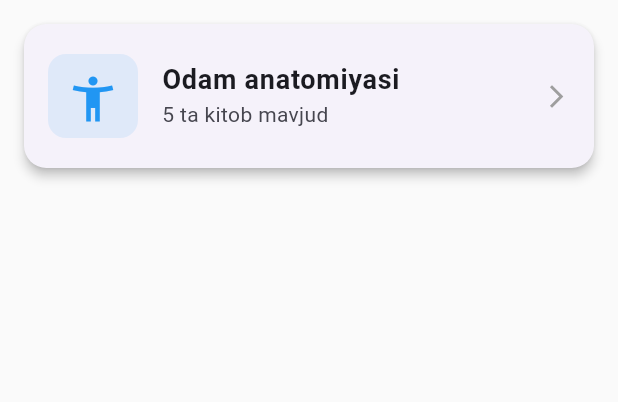
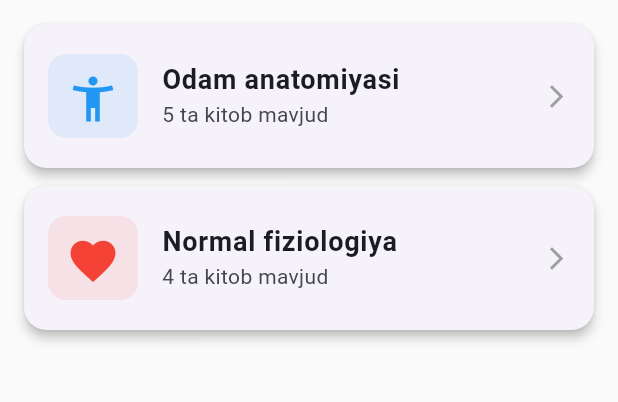
Before and after one commit to kenshi007f/kutubxona_app, a Flutter app: the screen it shows after launch, on a phone screen of 412 x 824 dp, the part 84-486 px from its top. Run offline on Flutter 3.47's test engine with Material 3 defaults, Android fonts, the phone set to English and light mode, and no system bars; missing offline and left inert: flutter_pdfview.

Commit message:
Normal fiziologiya bo'limi qo'shildi

```diff
--- a/lib/main.dart
+++ b/lib/main.dart
@@ -45,6 +45,7 @@ class Bolim {
 
 // --- BO'LIMLAR VA ULAR ICHIDAGI KITOBLAR ---
 const List<Bolim> hammaBolimlar = [
+  // 1-BO'LIM: ODAM ANATOMIYASI
   Bolim(
     'Odam anatomiyasi',
     Icons.accessibility_new,
@@ -69,6 +70,31 @@ const List<Bolim> hammaBolimlar = [
       Kitob(
         'Anatomiya - Xudoyberdiyev',
         'https://github.com/kenshi007f/kutubxona_app/raw/main/Anatomiya_Xudoyberdiyev.pdf'
+      ),
+    ],
+  ),
+
+  // 2-BO'LIM: NORMAL FIZIOLOGIYA
+  Bolim(
+    'Normal fiziologiya',
+    Icons.favorite,
+    Colors.red,
+    [
+      Kitob(
+        'Normal fiziologiya - Qodirov',
+        'https://github.com/kenshi007f/kutubxona_app/raw/main/Normal_Fiziologiya_Qodirov.pdf'
+      ),
+      Kitob(
+        'Normal fiziologiya - Alaviya (2006)',
+        'https://github.com/kenshi007f/kutubxona_app/raw/main/Normal_fiziologiya_Alaviya_2006.pdf'
+      ),
+      Kitob(
+        'Normal fiziologiya - Alaviya (2018)',
+        'https://github.com/kenshi007f/kutubxona_app/raw/main/Алявия_Нормал_физиология_2018.pdf'
+      ),
+      Kitob(
+        'Odam fiziologiyasi - Babskiy',
+        'https://github.com/kenshi007f/kutubxona_app/raw/main/Бабский_Одам_физиологияси.pdf'
       ),
     ],
   ),
@@ -102,7 +128,7 @@ class AsosiySahifa extends StatelessWidget {
               leading: Container(
                 padding: const EdgeInsets.all(12),
                 decoration: BoxDecoration(
-                  color: bolim.rang.withOpacity(0.1),
+                  color: bolim.rang.withValues(alpha: 0.1),
                   borderRadius: BorderRadius.circular(12),
                 ),
                 child: Icon(bolim.ikonka, color: bolim.rang, size: 36),
@@ -182,8 +208,10 @@ class _KitobOchishSahifasiState extends State<KitobOchishSahifasi> {
     _faylniTekshirish();
   }
 
+  // 1. Fayl telefonda bormi, yo'qmi tekshiramiz
   Future<void> _faylniTekshirish() async {
     final directory = await getApplicationDocumentsDirectory();
+    // Kitob nomini fayl nomiga aylantiramiz (probellarni olib tashlaymiz)
     final faylNomi = widget.kitob.nomi.replaceAll(' ', '_').replaceAll("'", "") + '.pdf';
     final file = File('${directory.path}/$faylNomi');
 
@@ -192,6 +220,7 @@ class _KitobOchishSahifasiState extends State<KitobOchishSahifasi> {
     }
   }
 
+  // 2. Internetdan yuklash funksiyasi
   Future<void> _yuklash() async {
     setState(() { _yuklanmoqda = true; });
     try {
@@ -199,6 +228,7 @@ class _KitobOchishSahifasiState extends State<KitobOchishSahifasi> {
       final faylNomi = widget.kitob.nomi.replaceAll(' ', '_').replaceAll("'", "") + '.pdf';
       final file = File('${directory.path}/$faylNomi');
 
+      // Internetdan yuklab olish
       final response = await http.get(Uri.parse(widget.kitob.havola));
 
       if (response.statusCode == 200) {
```
